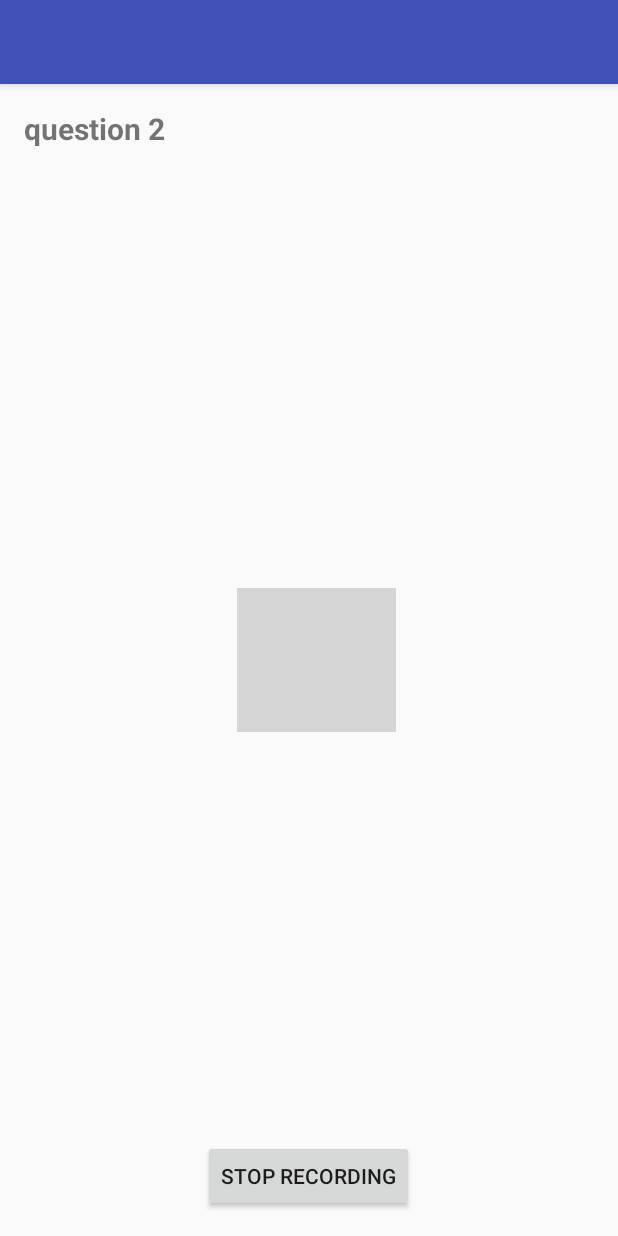
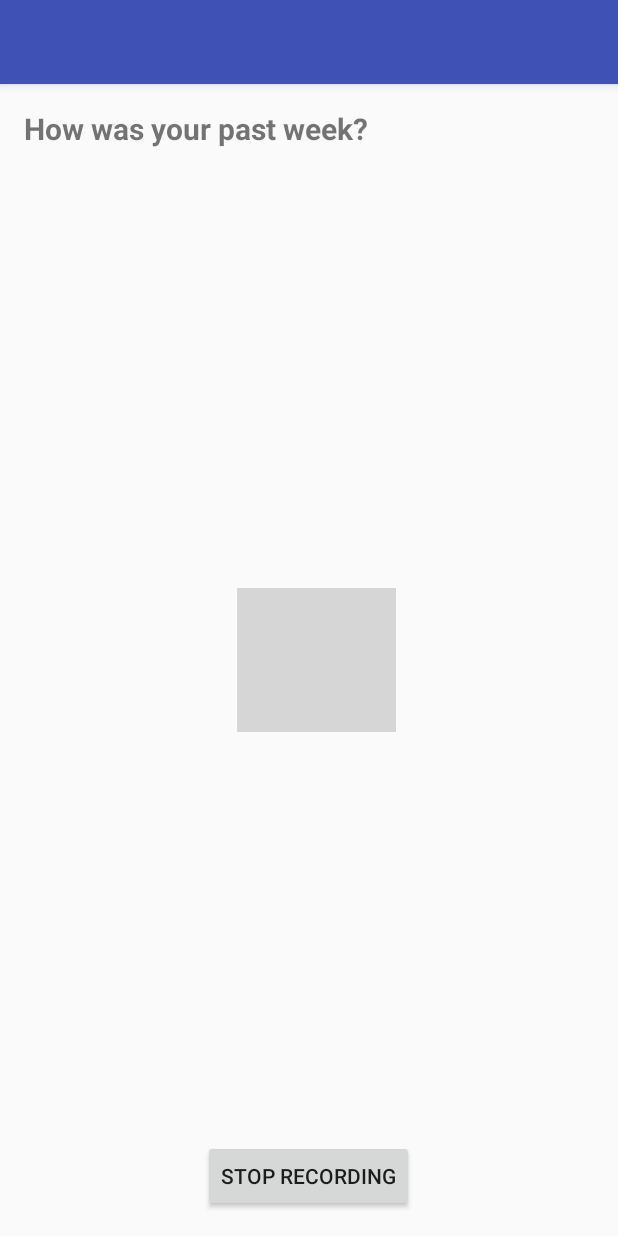
Before and after one commit to bvelazquez11/android-hackathon---Are-you-happy, an Android app: the MainActivity screen opened directly, with no data from a screen before it, after a tap on "START RECORDING", on a phone screen of 412 x 824 dp. Run offline under Robolectric (Android 15) with nearby library versions, the phone set to English and light mode, and no system bars; our stand-ins replace Picasso; libraries missing offline, so code that uses them is left out: hod.api.hodclient, hod.response.parser; 2 statements that could not run were skipped; grey boxes are pictures that could not be loaded.

Commit message:
last minute2

```diff
--- a/app/src/main/java/com/example/areyouhappy/MainActivity.java
+++ b/app/src/main/java/com/example/areyouhappy/MainActivity.java
@@ -122,10 +122,10 @@ public class MainActivity extends AppCompatActivity implements IHODClientCallbac
 
                 switch (counter) {
                     case 2 :
-                        mTextView.setText("question 2");
+                        mTextView.setText("How was your past week?");
                         break;
                     case 3 :
-                        mTextView.setText("question 3");
+                        mTextView.setText("Done!");
                         break;
                     case 4 :
                         mTextView.setText("question 4");
```
